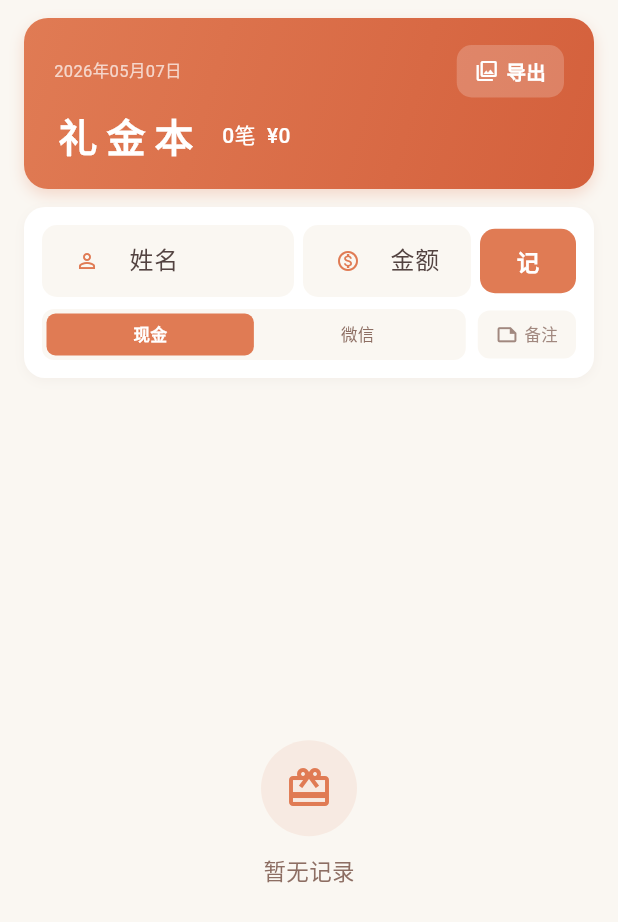
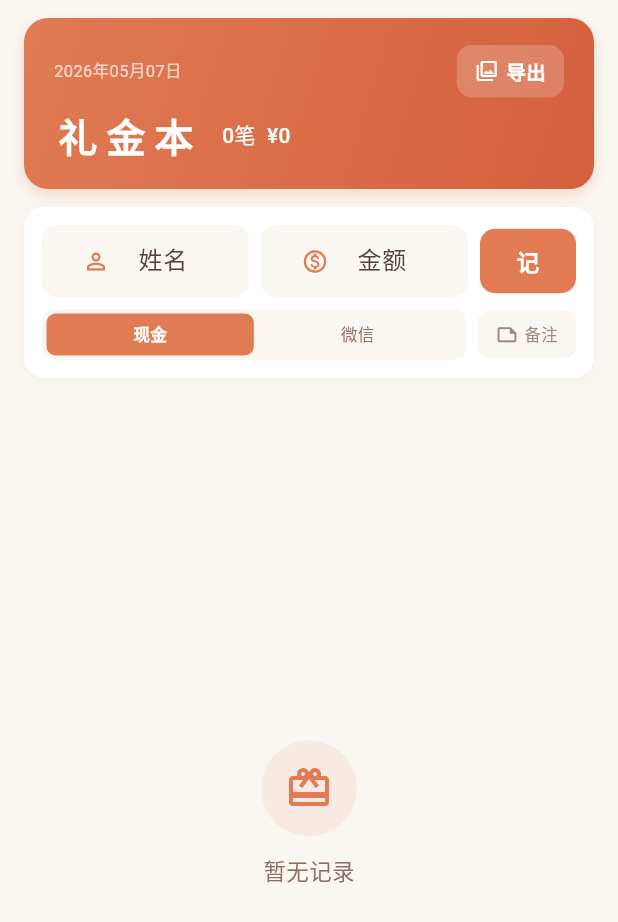
Before and after one commit to huise513/gift_record, a Flutter app: the HomeScreen screen opened directly, on a phone screen of 412 x 824 dp. Shown: the top 922 px of the screen. Run offline on Flutter 3.47's test engine with Material 3 defaults, Android fonts, the phone set to English and light mode, and no system bars; our stand-ins replace share_plus, sqflite; missing offline and left inert: excel, image_gallery_saver_plus; accounts and stored records are empty; Roboto replaces fonts that are missing (Microsoft YaHei).

Commit message:
fix: 主页快速录入两输入框同宽+图标间距与编辑弹窗对齐

```diff
--- a/lib/screens/home_screen.dart
+++ b/lib/screens/home_screen.dart
@@ -464,9 +464,8 @@ class _AddGiftFormState extends State<_AddGiftForm> {
           Row(
             children: [
               Expanded(
-                flex: 3,
                 child: Container(
-                  padding: const EdgeInsets.symmetric(horizontal: 6),
+                  padding: const EdgeInsets.symmetric(horizontal: 12),
                   decoration: BoxDecoration(
                     color: const Color(0xFFFAF7F2),
                     borderRadius: BorderRadius.circular(10),
@@ -475,7 +474,7 @@ class _AddGiftFormState extends State<_AddGiftForm> {
                     controller: _nameController,
                     decoration: const InputDecoration(
                       hintText: '姓名',
-                      prefixIcon: Icon(Icons.person_outline, color: Color(0xFFE07B54), size: 16),
+                      prefixIcon: Icon(Icons.person_outline, color: Color(0xFFE07B54), size: 18),
                       border: InputBorder.none,
                       isDense: true,
                       contentPadding: EdgeInsets.symmetric(vertical: 10),
@@ -484,11 +483,10 @@ class _AddGiftFormState extends State<_AddGiftForm> {
                   ),
                 ),
               ),
-              const SizedBox(width: 6),
+              const SizedBox(width: 8),
               Expanded(
-                flex: 2,
                 child: Container(
-                  padding: const EdgeInsets.symmetric(horizontal: 6),
+                  padding: const EdgeInsets.symmetric(horizontal: 12),
                   decoration: BoxDecoration(
                     color: const Color(0xFFFAF7F2),
                     borderRadius: BorderRadius.circular(10),
@@ -497,7 +495,7 @@ class _AddGiftFormState extends State<_AddGiftForm> {
                     controller: _amountController,
                     decoration: const InputDecoration(
                       hintText: '金额',
-                      prefixIcon: Icon(Icons.monetization_on_outlined, color: Color(0xFFE07B54), size: 16),
+                      prefixIcon: Icon(Icons.monetization_on_outlined, color: Color(0xFFE07B54), size: 18),
                       border: InputBorder.none,
                       isDense: true,
                       contentPadding: EdgeInsets.symmetric(vertical: 10),
@@ -509,7 +507,7 @@ class _AddGiftFormState extends State<_AddGiftForm> {
                   ),
                 ),
               ),
-              const SizedBox(width: 6),
+              const SizedBox(width: 8),
               ElevatedButton(
                 onPressed: _submit,
                 style: ElevatedButton.styleFrom(
```
